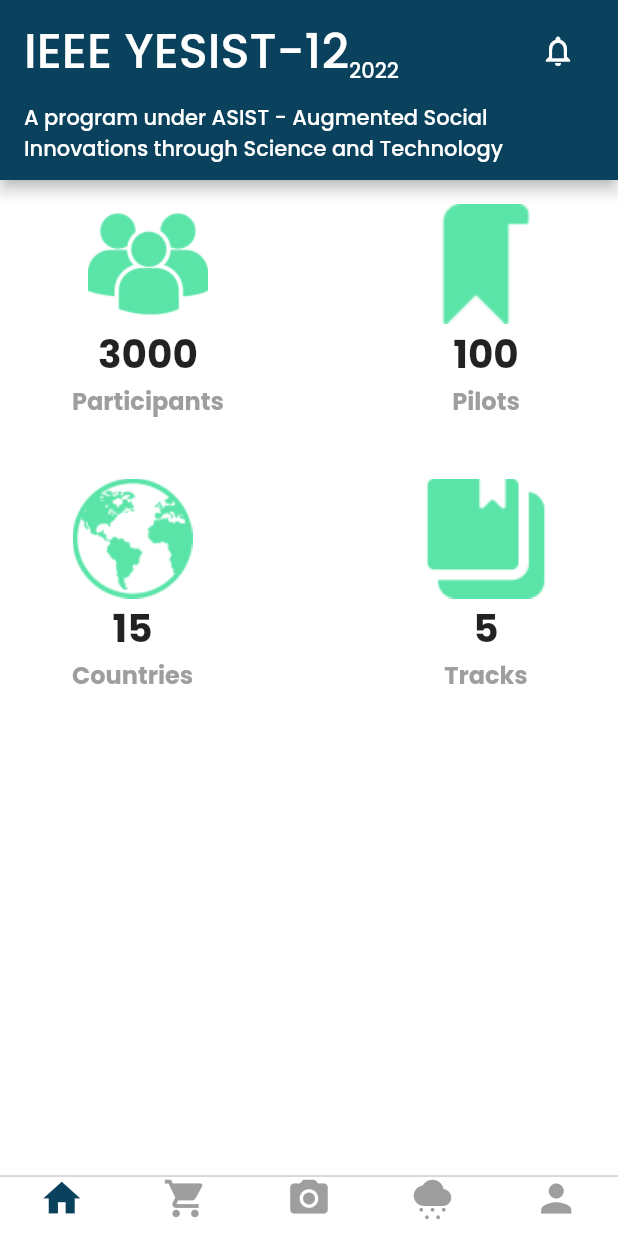
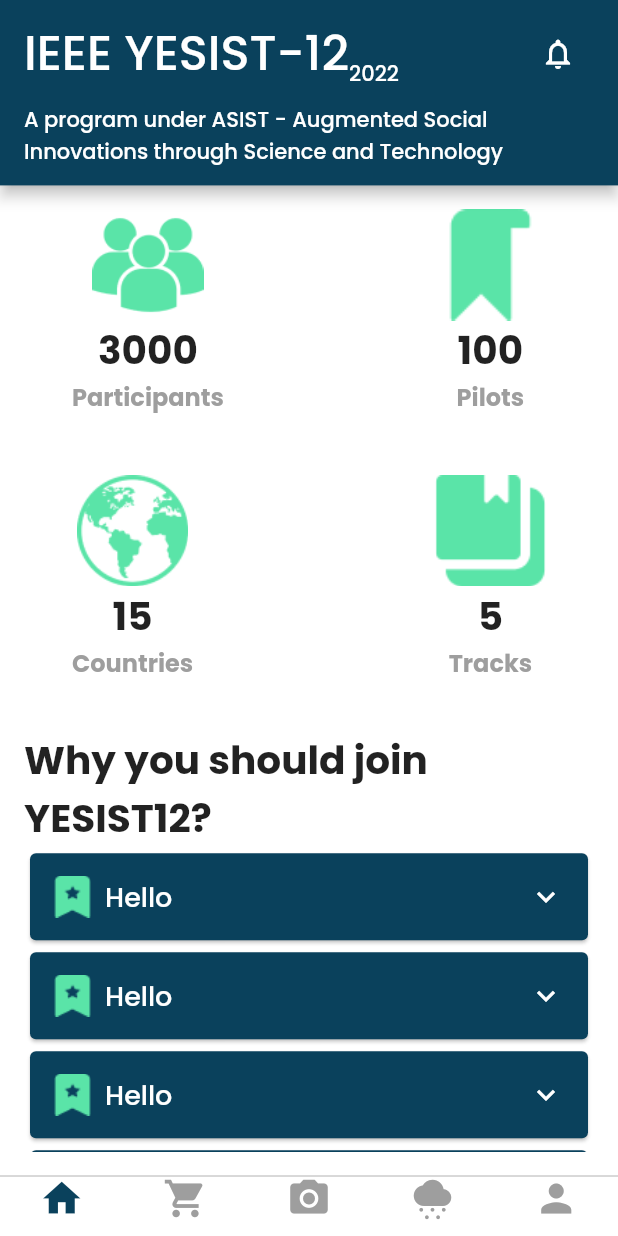
Before and after one commit to ahmadexe/YESIST12-iOS-App, a Flutter app: the screen it shows after launch, on a phone screen of 412 x 824 dp. Run offline on Flutter 3.47's test engine with Material 2 defaults, Android fonts, the light colour scheme and no system bars; our stand-ins replace form_builder_validators.

Commit message:
home screen ui completed

```diff
--- a/lib/main.dart
+++ b/lib/main.dart
@@ -1,7 +1,6 @@
 import 'package:flutter/material.dart';
 import 'package:provider/provider.dart';
 import 'package:yesist_ios_app/base_wrapper.dart';
-import 'package:yesist_ios_app/configs/app.dart';
 import 'package:yesist_ios_app/mobile_layout.dart';
 import 'package:yesist_ios_app/providers/app_provider.dart';
 import 'configs/core_theme.dart' as theme;
--- a/lib/mobile_layout.dart
+++ b/lib/mobile_layout.dart
@@ -1,6 +1,5 @@
 import 'package:flutter/cupertino.dart';
 import 'package:flutter/material.dart';
-import 'package:yesist_ios_app/configs/app_theme.dart';
 import 'package:yesist_ios_app/configs/static_colors.dart';
 import 'package:yesist_ios_app/screens/finale/finale_screen.dart';
 import 'package:yesist_ios_app/screens/more_info/more_info_screen.dart';
@@ -24,6 +23,7 @@
   @override
   void initState() {
     super.initState();
+
     _pageController = PageController();
   }
 
@@ -62,10 +62,6 @@
         height: 40,
         activeColor: Colors.blue,
         inactiveColor: Colors.grey,
-        // backgroundColor: Color(0xfffefefe),
-        // backgroundColor: Colors.black,
-        // backgroundColor: Colors.white,
-        // backgroundColor: Color.fromARGB(255, 194, 194, 194),
         backgroundColor: Colors.white,
         items: [
           BottomNavigationBarItem(
--- a/lib/providers/app_provider.dart
+++ b/lib/providers/app_provider.dart
@@ -10,11 +10,18 @@
 
   AppText text = AppText();
   AppRadius radius = AppRadius();
+  late Size dimensions;
   App configs = App();
 
   init() {
     text.init();
     radius.init();
+
+    notifyListeners();
+  }
+
+  initDimension(BuildContext context) {
+    dimensions = MediaQuery.of(context).size;
 
     notifyListeners();
   }
--- a/lib/screens/home/home_screen.dart
+++ b/lib/screens/home/home_screen.dart
@@ -1,7 +1,10 @@
 import 'package:flutter/material.dart';
 import 'package:yesist_ios_app/configs/configs.dart';
+import 'package:yesist_ios_app/configs/static_colors.dart';
 import 'package:yesist_ios_app/providers/app_provider.dart';
 import 'package:yesist_ios_app/static/constants.dart';
+
+part 'widgets/_resources_tile.dart';
 
 class HomeScreen extends StatelessWidget {
   const HomeScreen({super.key});
@@ -11,7 +14,7 @@
     final app = AppProvider.state(context);
     return Scaffold(
       appBar: AppBar(
-        toolbarHeight: AppConstants.toolbarHeight,
+        toolbarHeight: AppConstants.toolbarHeight(context),
         title: Column(
           crossAxisAlignment: CrossAxisAlignment.start,
           children: [
@@ -48,6 +51,7 @@
       ),
       body: Padding(
         padding: const EdgeInsets.all(16.0),
+        child: SingleChildScrollView(
           child: Column(
             crossAxisAlignment: CrossAxisAlignment.start,
             children: [
@@ -59,8 +63,8 @@
                     Column(
                       children: [
                         Image.asset("assets/images/people.png",
-                          height: AppDimensions.normalize(80),
-                          width: AppDimensions.normalize(80),
+                            height: MediaQuery.of(context).size.height * 0.09,
+                            width: MediaQuery.of(context).size.width * 0.18,
                             fit: BoxFit.fill),
                         Text("3000", style: app.text.h2b),
                         Text(
@@ -72,8 +76,8 @@
                     Column(
                       children: [
                         Image.asset("assets/images/bookmark.png",
-                          height: AppDimensions.normalize(80),
-                          width: AppDimensions.normalize(80),
+                            height: MediaQuery.of(context).size.height * 0.09,
+                            width: MediaQuery.of(context).size.width * 0.18,
                             fit: BoxFit.fill),
                         Text("100", style: app.text.h2b),
                         Text(
@@ -95,8 +99,8 @@
                     Column(
                       children: [
                         Image.asset("assets/images/earth.png",
-                          height: AppDimensions.normalize(80),
-                          width: AppDimensions.normalize(80),
+                            height: MediaQuery.of(context).size.height * 0.09,
+                            width: MediaQuery.of(context).size.width * 0.18,
                             fit: BoxFit.fill),
                         Text("15", style: app.text.h2b),
                         Text(
@@ -108,8 +112,8 @@
                     Column(
                       children: [
                         Image.asset("assets/images/books.png",
-                          height: AppDimensions.normalize(80),
-                          width: AppDimensions.normalize(80),
+                            height: MediaQuery.of(context).size.height * 0.09,
+                            width: MediaQuery.of(context).size.width * 0.18,
                             fit: BoxFit.fill),
                         Text("5", style: app.text.h2b),
                         Text(
@@ -121,7 +125,21 @@
                   ],
                 ),
               ),
+              SizedBox(
+                height: MediaQuery.of(context).size.height * 0.04,
+              ),
+              Text("Why you should join \nYESIST12?", style: app.text.h2b),
+              const _ResoucesTile(
+                  title: 'Hello', description: "hsajhfjhjkaklfsdjhfs"),
+                    const _ResoucesTile(
+                  title: 'Hello', description: "hsajhfjhjkaklfsdjhfs"),
+                    const _ResoucesTile(
+                  title: 'Hello', description: "hsajhfjhjkaklfsdjhfs"),
+                    const _ResoucesTile(
+                  title: 'Hello', description: "hsajhfjhjkaklfsdjhfs")
+
             ],
+          ),
         ),
       ),
     );
--- /dev/null
+++ b/lib/screens/home/widgets/_resources_tile.dart
@@ -0,0 +1,52 @@
+part of '../home_screen.dart';
+
+class _ResoucesTile extends StatelessWidget {
+  final String title;
+  final String description;
+  const _ResoucesTile({required this.title, required this.description});
+
+  @override
+  Widget build(BuildContext context) {
+    final app = AppProvider.state(context);
+    return Card(
+      color: StaticColors.primaryColor,
+      child: Theme(
+        data: Theme.of(context).copyWith(dividerColor: Colors.grey[200]),
+        child: ExpansionTile(
+          // key: Key(category.key.toString()),
+          maintainState: true,
+          title: Row(
+            children: [
+              Image.asset("assets/images/tile_vector.png",
+                  height: 28,
+                  width: MediaQuery.of(context).size.width * 0.06,
+                  fit: BoxFit.fill),
+              // generateIcon(category.key),
+              // Space.xf(2),
+              Text(
+                "  $title",
+                style: app.text.h3sb.copyWith(color: Colors.white),
+              ),
+            ],
+          ),
+          iconColor: Colors.white,
+          collapsedIconColor: Colors.white,
+          children: [
+            ListTile(
+              tileColor: Colors.grey[200],
+              onTap: () {},
+              dense: true,
+              contentPadding: const EdgeInsets.all(8),
+              visualDensity: VisualDensity.compact,
+              minLeadingWidth: 10,
+              title: Text(
+                description,
+                style: app.text.t1,
+              ),
+            )
+          ],
+        ),
+      ),
+    );
+  }
+}
--- a/lib/static/constants.dart
+++ b/lib/static/constants.dart
@@ -1,5 +1,7 @@
-import 'package:yesist_ios_app/configs/app_dimensions.dart';
+import 'package:flutter/material.dart';
 
 class AppConstants {
-  static double toolbarHeight = AppDimensions.normalize(120);
+  static toolbarHeight(BuildContext context) {
+    return MediaQuery.of(context).size.height * 0.15;
+  }
 }
```
Also changed, not shown: assets/images/tile_vector.png (added). Lines whose indentation alone changed are shown as unchanged.
